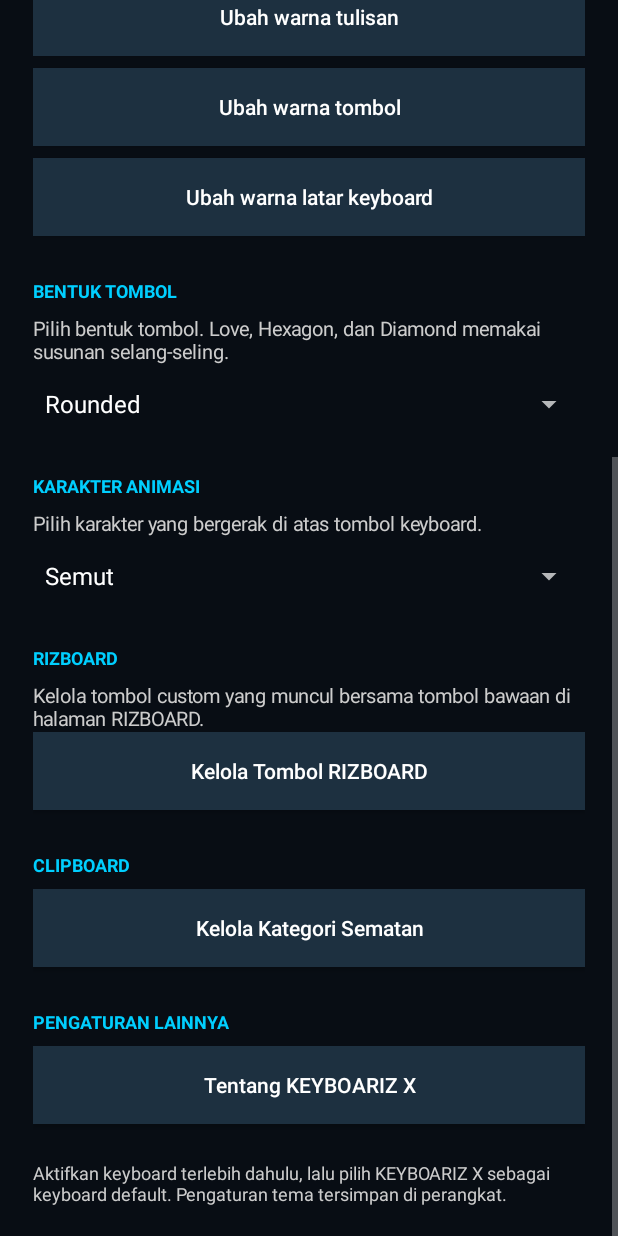
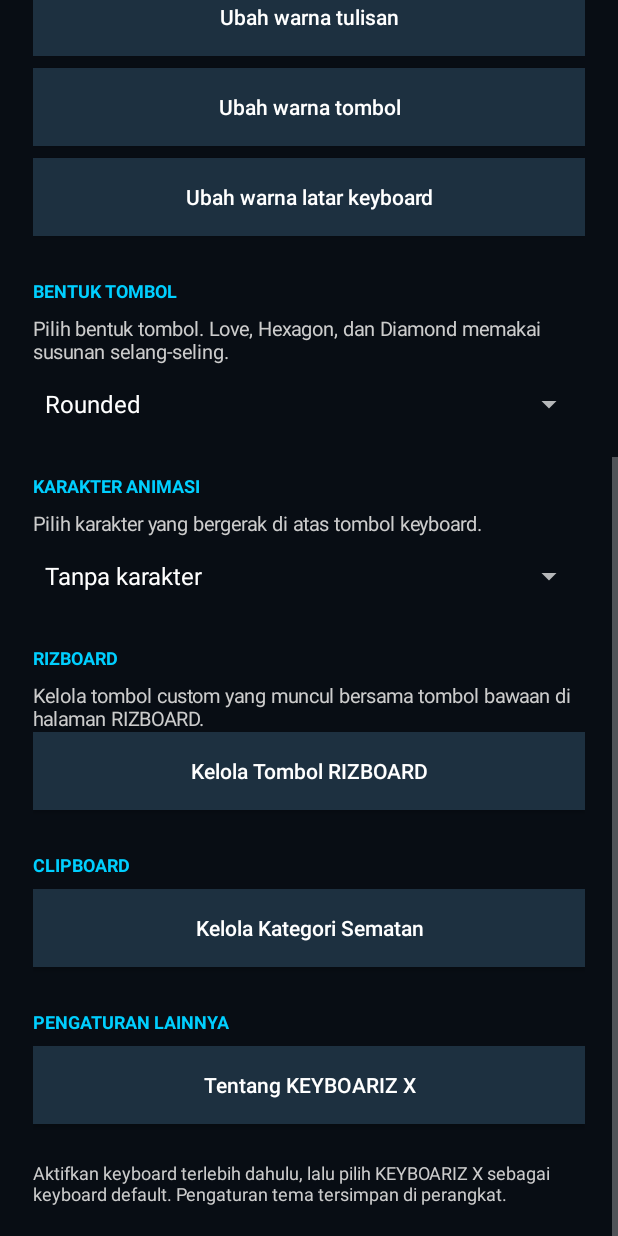
Before and after one commit to labubuweris-glitch/KEYBOARIZ-X, an Android app: the screen it shows after launch (MainActivity), scrolled down 483 dp, on a phone screen of 412 x 824 dp. Run offline under Robolectric (Android 15) with nearby library versions, the phone set to English and light mode, and no system bars.

Commit message:
Add RizColor default theme and no-character option

```diff
--- a/app/src/main/java/com/keyboarizx/MainActivity.kt
+++ b/app/src/main/java/com/keyboarizx/MainActivity.kt
@@ -18,6 +18,7 @@ class MainActivity : Activity() {
     private val cyan = Color.rgb(0, 207, 255)
     private val dark = Color.rgb(8, 13, 20)
     private val palettes = listOf(
+        Palette("RizColor", Color.parseColor("#F1C40F"), Color.parseColor("#7F8C8D"), Color.parseColor("#34495E")),
         Palette("Hitam Cyan", Color.WHITE, Color.rgb(37, 55, 70), Color.rgb(17, 28, 39)),
         Palette("Hitam Merah", Color.WHITE, Color.rgb(91, 35, 42), Color.rgb(28, 14, 18)),
         Palette("Hitam Ungu", Color.WHITE, Color.rgb(75, 48, 103), Color.rgb(25, 17, 35)),
@@ -80,7 +81,7 @@ class MainActivity : Activity() {
         val customIndex = palettes.size
         val spinner = Spinner(this).apply {
             adapter = ArrayAdapter(this@MainActivity, android.R.layout.simple_spinner_dropdown_item, themeNames)
-            setSelection(themeNames.indexOf(prefs.getString("palette", "Hitam Cyan")).coerceAtLeast(0))
+            setSelection(themeNames.indexOf(prefs.getString("palette", "RizColor")).coerceAtLeast(0))
         }
         root.addView(spinner, LinearLayout.LayoutParams(-1, dp(52)))
 
@@ -194,11 +195,11 @@ class MainActivity : Activity() {
             textSize = 13f
             setTextColor(Color.LTGRAY)
         })
-        val characterNames = listOf("Semut", "Capung (tampak atas)", "Mustang (tampak atas)", "Motor sport + pengendara (samping)", "Ayam berjalan (samping)")
-        val characterValues = listOf("ANT", "DRAGONFLY", "MUSTANG", "MOTORCYCLE", "CHICKEN")
+        val characterNames = listOf("Tanpa karakter", "Semut", "Capung (tampak atas)", "Mustang (tampak atas)", "Motor sport + pengendara (samping)", "Ayam berjalan (samping)")
+        val characterValues = listOf("NONE", "ANT", "DRAGONFLY", "MUSTANG", "MOTORCYCLE", "CHICKEN")
         val characterSpinner = Spinner(this).apply {
             adapter = ArrayAdapter(this@MainActivity, android.R.layout.simple_spinner_dropdown_item, characterNames)
-            setSelection(characterValues.indexOf(prefs.getString("keyboard_character", "ANT")).coerceAtLeast(0))
+            setSelection(characterValues.indexOf(prefs.getString("keyboard_character", "NONE")).coerceAtLeast(0))
         }
         root.addView(characterSpinner, LinearLayout.LayoutParams(-1, dp(52)))
         characterSpinner.onItemSelectedListener = object : android.widget.AdapterView.OnItemSelectedListener {
```
